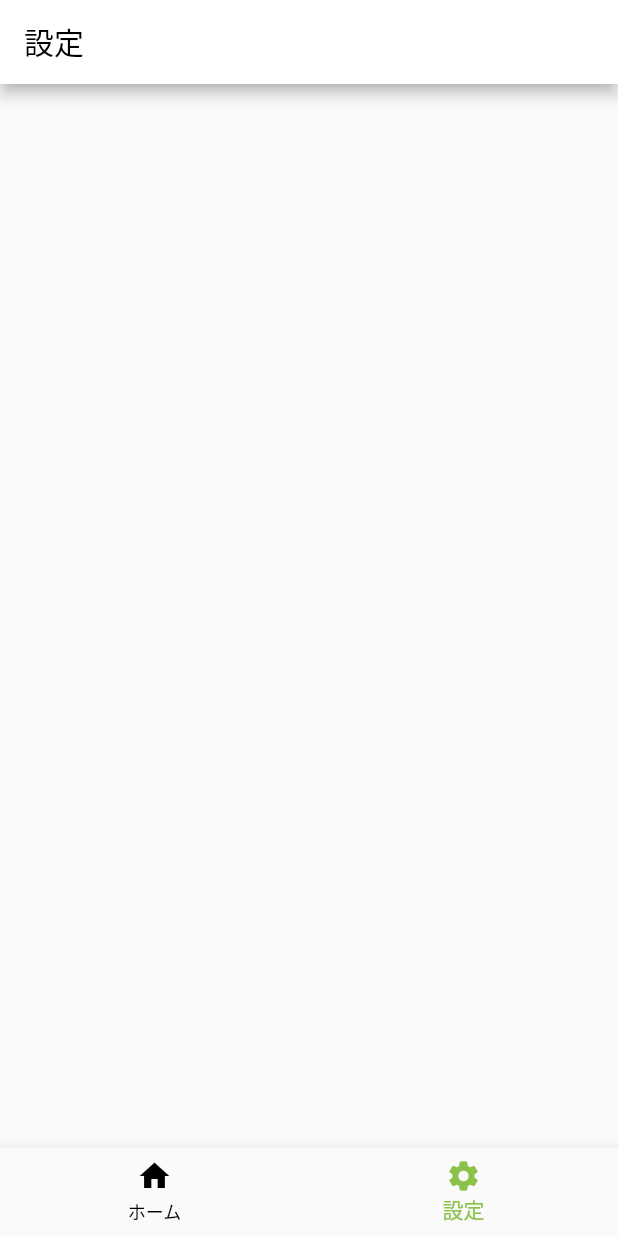
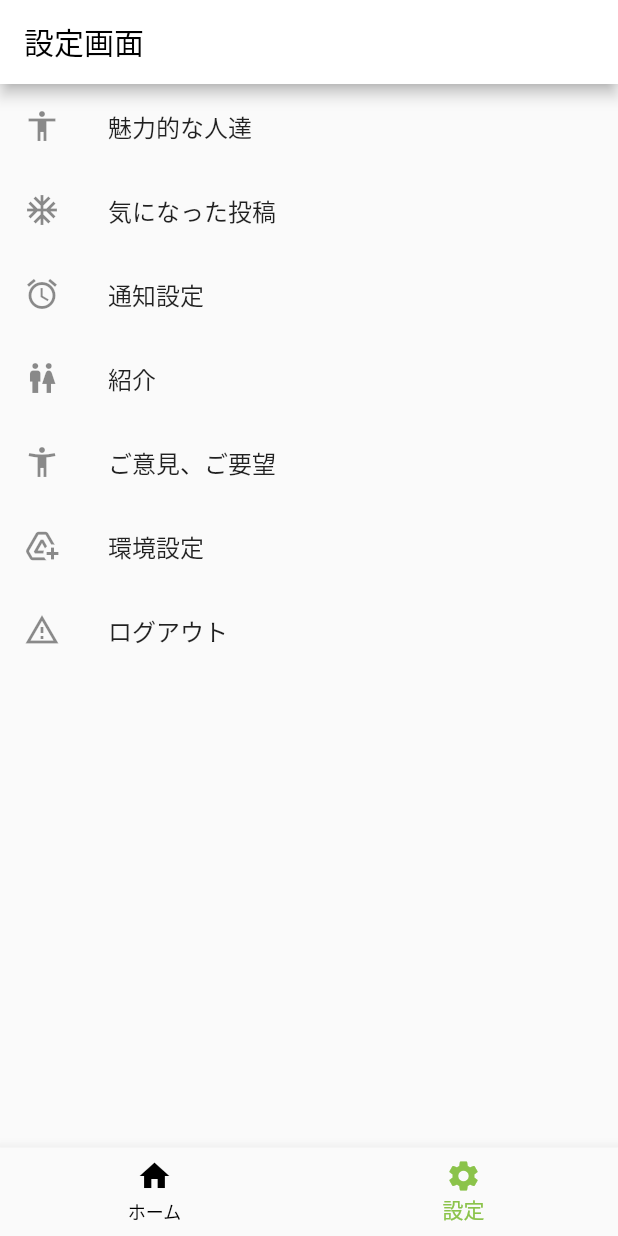
Before and after one commit to soramame-58/hobby_app, a Flutter app: the screen it shows after launch, item 2 of the bottom bar chosen, on a phone screen of 412 x 824 dp. Run offline on Flutter 3.47's test engine with Material 2 defaults, Android fonts, the phone set to English and light mode, and no system bars; our stand-ins replace cloud_firestore, firebase_auth, firebase_core, image_picker; accounts and stored records are empty; network calls fail.

Commit message:
second-commit

```diff
--- a/lib/login/login_page.dart
+++ b/lib/login/login_page.dart
@@ -103,7 +103,7 @@ class _LoginPageState extends State<LoginPage> {
         return AlertDialog(
           title: Text(title),
           actions: <Widget>[
-            FlatButton(
+            TextButton(
               child: Text('OK'),
               onPressed: () {
                 Navigator.of(context).pop();
--- a/lib/main/main.dart
+++ b/lib/main/main.dart
@@ -1,7 +1,5 @@
 import 'package:firebase_core/firebase_core.dart';
 import 'package:flutter/material.dart';
-import 'package:hobby/signup/select_signup.login.dart';
-
 import '../home_page.dart';
 import '../setting_page.dart';
 
--- a/lib/setting_page.dart
+++ b/lib/setting_page.dart
@@ -1,19 +1,57 @@
+import 'package:flutter/cupertino.dart';
 import 'package:flutter/material.dart';
 
 class SettingPage extends StatelessWidget {
   @override
   Widget build(BuildContext context) {
-    return MaterialApp(
-      theme: ThemeData(primaryColor: Colors.white),
-      home: Scaffold(
-        appBar: AppBar(
-          title: Text(
-            '設定',
-            style: TextStyle(
-              color: Colors.black,
-            ),
+    return Scaffold(
+      appBar: AppBar(
+        backgroundColor: Colors.white,
+        title: Text(
+          '設定画面',
+          style: TextStyle(
+            color: Colors.black,
           ),
         ),
+      ),
+      body: ListView(
+        children: <Widget>[
+          ListTile(
+            leading: Icon(Icons.accessibility),
+            title: Text("魅力的な人達"),
+            onTap: () {},
+          ),
+          ListTile(
+            leading: Icon(Icons.ac_unit),
+            title: Text("気になった投稿"),
+            onTap: () {},
+          ),
+          ListTile(
+            leading: Icon(Icons.access_alarm_outlined),
+            title: Text("通知設定"),
+            onTap: () {},
+          ),
+          ListTile(
+            leading: Icon(Icons.wc),
+            title: Text("紹介"),
+            onTap: () {},
+          ),
+          ListTile(
+            leading: Icon(Icons.accessibility_new),
+            title: Text("ご意見、ご要望"),
+            onTap: () {},
+          ),
+          ListTile(
+            leading: Icon(Icons.add_to_drive),
+            title: Text("環境設定"),
+            onTap: () {},
+          ),
+          ListTile(
+            leading: Icon(Icons.warning_amber_outlined),
+            title: Text("ログアウト"),
+            onTap: () {},
+          ),
+        ],
       ),
     );
   }
```
Also changed, not shown: lib/camera_page.dart (+43 -0 lines), lib/chat_page.dart (+56 -34 lines), lib/chat_ui_page.dart (added, +58 -0 lines), lib/inform_page.dart (+18 -1 lines), 1 other file.
